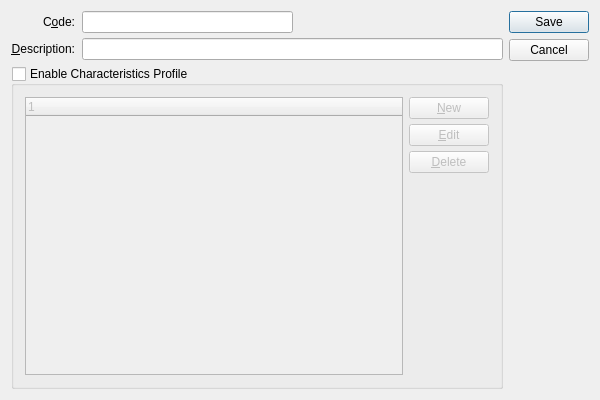
First picture: the form in guiclient/customerType.ui, repository Pegasus-RPG/xtuple-client, before the edit.
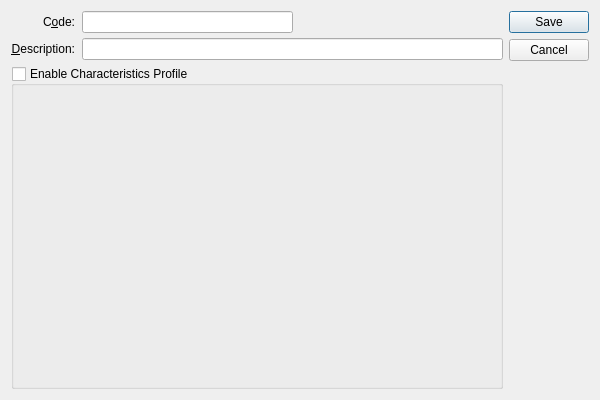
Second picture: the form after the edit. Custom widgets are drawn as their Qt base class.

Commit message: issue #25741 - propagate use of new characteristicsWidget

What changed in the file:
```diff
--- a/guiclient/customerType.ui
+++ b/guiclient/customerType.ui
@@ -117,58 +117,8 @@
         <bool>false</bool>
        </property>
        <layout class="QGridLayout">
-        <item row="0" column="1">
-         <layout class="QVBoxLayout">
-          <property name="spacing">
-           <number>5</number>
-          </property>
-          <item>
-           <widget class="QPushButton" name="_new">
-            <property name="text">
-             <string>&amp;New</string>
-            </property>
-           </widget>
-          </item>
-          <item>
-           <widget class="QPushButton" name="_edit">
-            <property name="enabled">
-             <bool>false</bool>
-            </property>
-            <property name="text">
-             <string>&amp;Edit</string>
-            </property>
-           </widget>
-          </item>
-          <item>
-           <widget class="QPushButton" name="_delete">
-            <property name="enabled">
-             <bool>false</bool>
-            </property>
-            <property name="text">
-             <string>&amp;Delete</string>
-            </property>
-           </widget>
-          </item>
-          <item>
-           <spacer>
-            <property name="orientation">
-             <enum>Qt::Vertical</enum>
-            </property>
-            <property name="sizeType">
-             <enum>QSizePolicy::Expanding</enum>
-            </property>
-            <property name="sizeHint" stdset="0">
-             <size>
-              <width>20</width>
-              <height>0</height>
-             </size>
-            </property>
-           </spacer>
-          </item>
-         </layout>
-        </item>
         <item row="0" column="0">
-         <widget class="XTreeWidget" name="_charass"/>
+         <widget class="CharacteristicsWidget" name="_charass"/>
         </item>
        </layout>
       </widget>
@@ -189,15 +139,16 @@
  </widget>
  <layoutdefault spacing="6" margin="11"/>
  <customwidgets>
+  <customwidget>
+   <class>CharacteristicsWidget</class>
+   <extends>QWidget</extends>
+   <header>characteristicswidget.h</header>
+  </customwidget>
   <customwidget>
    <class>XLineEdit</class>
    <extends>QLineEdit</extends>
    <header>xlineedit.h</header>
-  </customwidget>
-  <customwidget>
-   <class>XTreeWidget</class>
-   <extends>QTreeWidget</extends>
-   <header>xtreewidget.h</header>
+   <container>1</container>
   </customwidget>
  </customwidgets>
  <tabstops>
```
Left out of the diff: 51 changed lines with no effect on the pictures. The commit also changes 44 other files.
